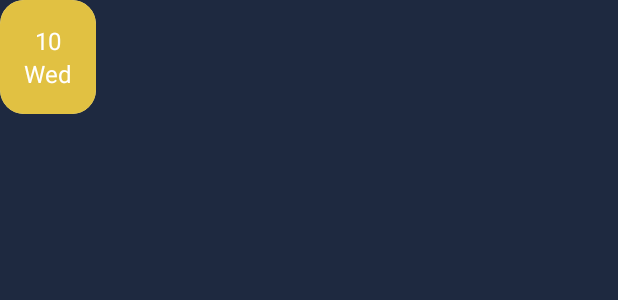
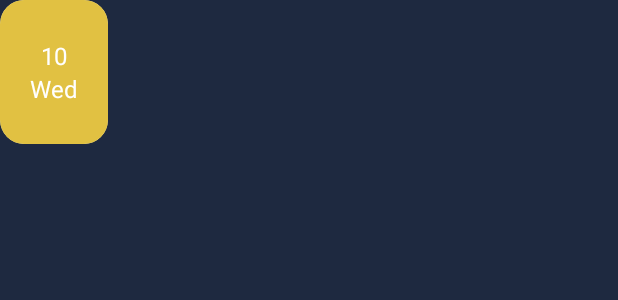
Before and after one commit to AhmedMaad/World-Tickets, an Android app: the layout seven_days_calendar_list_item.xml on its own in the app's theme, with its tools: preview values and no code run, on a phone screen of 412 x 824 dp. Shown: the top 300 px of the screen. Run offline under Robolectric (Android 15) with nearby library versions, the phone set to English and light mode, and no system bars.

Commit message:
showing list of seven days

```diff
--- a/app/src/main/java/com/maad/worldtickets/DayModel.kt
+++ b/app/src/main/java/com/maad/worldtickets/DayModel.kt
@@ -1,3 +1,3 @@
 package com.maad.worldtickets
 
-class DayModel(val number: Int, val name: Int, val all: String)
+class DayModel(val number: String, val name: String, val all: String)
--- a/app/src/main/res/layout/seven_days_calendar_list_item.xml
+++ b/app/src/main/res/layout/seven_days_calendar_list_item.xml
@@ -2,8 +2,8 @@
 <androidx.cardview.widget.CardView xmlns:android="http://schemas.android.com/apk/res/android"
     xmlns:app="http://schemas.android.com/apk/res-auto"
     xmlns:tools="http://schemas.android.com/tools"
-    android:layout_width="wrap_content"
-    android:layout_height="wrap_content"
+    android:layout_width="72dp"
+    android:layout_height="96dp"
     android:layout_marginEnd="4dp"
     app:cardCornerRadius="16dp"
     app:cardElevation="0dp">
@@ -11,10 +11,10 @@
     <LinearLayout
         android:layout_width="match_parent"
         android:layout_height="match_parent"
+        android:background="@color/gold"
         android:gravity="center"
         android:orientation="vertical"
-        android:padding="16dp"
-        tools:background="@color/gold">
+        android:padding="8dp">
 
         <TextView
             android:id="@+id/day_number_tv"
```
Also changed, not shown: app/src/main/java/com/maad/worldtickets/HomeFragment.kt (+15 -16 lines), app/src/main/java/com/maad/worldtickets/SevenDaysCalendarAdapter.kt (added, +34 -0 lines), app/src/main/res/layout/fragment_home.xml (+4 -4 lines).
